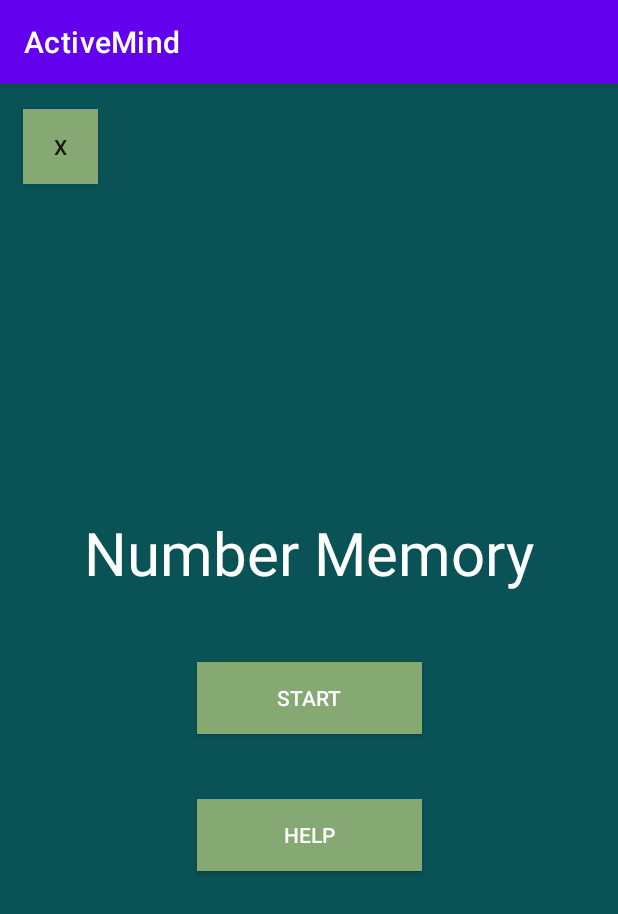
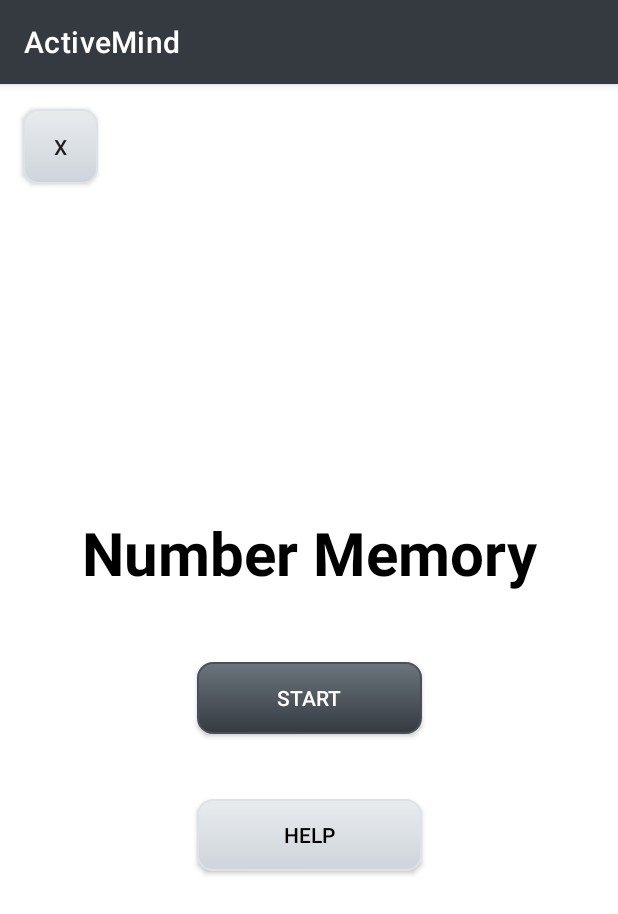
Before and after one commit to mtrhorange/ActiveMind, an Android app: the NumberMemoryActivity screen opened directly, with no data from a screen before it, on a phone screen of 412 x 824 dp. Shown: the top 914 px of the screen. Run offline under Robolectric (Android 15) with nearby library versions, the phone set to English and light mode, and no system bars.

Commit message:
add color

```diff
--- /dev/null
+++ b/app/src/main/res/drawable/my_button_active.xml
@@ -0,0 +1,24 @@
+<?xml version="1.0" encoding="utf-8"?>
+<selector xmlns:android="http://schemas.android.com/apk/res/android" >
+    <item android:state_pressed="true" >
+        <shape android:shape="rectangle"  >
+            <corners android:radius="10dip" />
+            <stroke android:width="1dip" android:color="#495057" />
+            <gradient android:angle="-90" android:startColor="#6C757D" android:endColor="#343A40"  />
+        </shape>
+    </item>
+    <item android:state_focused="true">
+        <shape android:shape="rectangle"  >
+            <corners android:radius="10dip" />
+            <stroke android:width="1dip" android:color="#495057" />
+            <solid android:color="#6C757D"/>
+        </shape>
+    </item>
+    <item >
+        <shape android:shape="rectangle"  >
+            <corners android:radius="10dip" />
+            <stroke android:width="1dip" android:color="#495057" />
+            <gradient android:angle="-90" android:startColor="#6C757D" android:endColor="#343A40" />
+        </shape>
+    </item>
+</selector>
--- /dev/null
+++ b/app/src/main/res/drawable/my_button_slient.xml
@@ -0,0 +1,24 @@
+<?xml version="1.0" encoding="utf-8"?>
+<selector xmlns:android="http://schemas.android.com/apk/res/android" >
+    <item android:state_pressed="true" >
+        <shape android:shape="rectangle"  >
+            <corners android:radius="10dip" />
+            <stroke android:width="1dip" android:color="#DEE2E6" />
+            <gradient android:angle="-90" android:startColor="#E9ECEF" android:endColor="#CED4DA"  />
+        </shape>
+    </item>
+    <item android:state_focused="true">
+        <shape android:shape="rectangle"  >
+            <corners android:radius="10dip" />
+            <stroke android:width="1dip" android:color="#DEE2E6" />
+            <solid android:color="#E9ECEF"/>
+        </shape>
+    </item>
+    <item >
+        <shape android:shape="rectangle"  >
+            <corners android:radius="10dip" />
+            <stroke android:width="1dip" android:color="#DEE2E6" />
+            <gradient android:angle="-90" android:startColor="#E9ECEF" android:endColor="#CED4DA" />
+        </shape>
+    </item>
+</selector>
--- a/app/src/main/res/layout/activity_main.xml
+++ b/app/src/main/res/layout/activity_main.xml
@@ -58,7 +58,7 @@
         android:id="@+id/bottomBar"
         android:layout_width="match_parent"
         android:layout_height="70dp"
-        app:backgroundColor="@color/blue_1"
+        app:backgroundColor="@color/grey_8"
         app:layout_constraintBottom_toBottomOf="parent"
         app:layout_constraintEnd_toEndOf="parent"
         app:layout_constraintStart_toStartOf="parent"
--- a/app/src/main/res/layout/activity_number_memory.xml
+++ b/app/src/main/res/layout/activity_number_memory.xml
@@ -4,7 +4,7 @@
     xmlns:tools="http://schemas.android.com/tools"
     android:layout_width="match_parent"
     android:layout_height="match_parent"
-    android:background="@color/black_blue_1"
+    android:background="@color/white"
     tools:context=".games.NumberMemoryActivity">
 
     <androidx.constraintlayout.widget.ConstraintLayout
@@ -20,7 +20,8 @@
             android:layout_alignParentTop="true"
             android:layout_centerHorizontal="true"
             android:text="@string/numbergame_title"
-            android:textColor="@color/white"
+            android:textStyle="bold"
+            android:textColor="@color/black"
             android:textSize="40sp"
             app:layout_constraintBottom_toBottomOf="parent"
             app:layout_constraintEnd_toEndOf="parent"
@@ -33,7 +34,7 @@
             android:layout_width="150dp"
             android:layout_height="wrap_content"
             android:text="@string/text_start"
-            android:background="@color/green_1"
+            android:background="@drawable/my_button_active"
             android:textColor="#FFFFFF"
             app:layout_constraintBottom_toBottomOf="parent"
             app:layout_constraintEnd_toEndOf="parent"
@@ -47,8 +48,8 @@
             android:layout_width="150dp"
             android:layout_height="wrap_content"
             android:text="@string/text_help"
-            android:background="@color/green_1"
-            android:textColor="#FFFFFF"
+            android:background="@drawable/my_button_slient"
+            android:textColor="@color/black"
             app:layout_constraintBottom_toBottomOf="parent"
             app:layout_constraintEnd_toEndOf="parent"
             app:layout_constraintHorizontal_bias="0.5"
@@ -70,7 +71,7 @@
             android:layout_alignParentTop="true"
             android:layout_centerHorizontal="true"
             android:text="@string/text_number"
-            android:textColor="#A4C639"
+            android:textColor="@color/black"
             android:textSize="20sp"
             app:layout_constraintBottom_toTopOf="@+id/numberText"
             app:layout_constraintEnd_toEndOf="parent"
@@ -86,7 +87,7 @@
             android:layout_alignParentTop="true"
             android:layout_centerHorizontal="true"
             android:text="@string/num_holder"
-            android:textColor="@color/white"
+            android:textColor="@color/black"
             android:textSize="40sp"
             app:layout_constraintBottom_toBottomOf="parent"
             app:layout_constraintEnd_toEndOf="parent"
@@ -100,7 +101,7 @@
             android:layout_width="187dp"
             android:layout_height="25dp"
             android:progress="100"
-            android:progressTint="@color/blue_1"
+            android:progressTint="@color/black_blue_1"
             app:layout_constraintBottom_toBottomOf="parent"
             app:layout_constraintEnd_toEndOf="parent"
             app:layout_constraintStart_toStartOf="parent"
@@ -123,7 +124,7 @@
             android:layout_alignParentTop="true"
             android:layout_centerHorizontal="true"
             android:text="What was the number?"
-            android:textColor="@color/white"
+            android:textColor="@color/black"
             android:textSize="30sp"
             app:layout_constraintBottom_toTopOf="@+id/answerView"
             app:layout_constraintEnd_toEndOf="parent"
@@ -138,7 +139,7 @@
             android:layout_alignParentTop="true"
             android:layout_centerHorizontal="true"
             android:text="Press button to submit"
-            android:textColor="@color/white"
+            android:textColor="@color/black"
             android:textSize="18sp"
             app:layout_constraintBottom_toTopOf="@+id/answerView"
             app:layout_constraintEnd_toEndOf="parent"
@@ -183,7 +184,7 @@
             android:layout_height="wrap_content"
             android:layout_below="@+id/pressBtnText"
             android:layout_alignParentLeft="true"
-            android:background="@color/green_1"
+            android:background="@drawable/my_button_active"
             android:text="@string/text_submit"
             android:textColor="#FFFFFF"
             app:layout_constraintBottom_toBottomOf="parent"
@@ -198,7 +199,7 @@
             android:layout_height="45dp"
             android:layout_below="@+id/pressBtnText"
             android:layout_alignParentStart="true"
-            android:background="@color/green_1"
+            android:background="@drawable/my_button_active"
             android:text="1"
             android:textSize="22sp"
             android:textColor="#FFFFFF"
@@ -215,7 +216,7 @@
             android:layout_height="45dp"
             android:layout_below="@+id/pressBtnText"
             android:layout_alignParentStart="true"
-            android:background="@color/green_1"
+            android:background="@drawable/my_button_active"
             android:text="2"
             android:textSize="22sp"
             android:textColor="#FFFFFF"
@@ -232,7 +233,7 @@
             android:layout_height="45dp"
             android:layout_below="@+id/pressBtnText"
             android:layout_alignParentStart="true"
-            android:background="@color/green_1"
+            android:background="@drawable/my_button_active"
             android:text="3"
             android:textSize="22sp"
             android:textColor="#FFFFFF"
@@ -249,7 +250,7 @@
             android:layout_height="45dp"
             android:layout_below="@+id/pressBtnText"
             android:layout_alignParentStart="true"
-            android:background="@color/green_1"
+            android:background="@drawable/my_button_active"
             android:text="4"
             android:textSize="22sp"
             android:textColor="#FFFFFF"
@@ -266,7 +267,7 @@
             android:layout_height="45dp"
             android:layout_below="@+id/pressBtnText"
             android:layout_alignParentStart="true"
-            android:background="@color/green_1"
+            android:background="@drawable/my_button_active"
             android:text="5"
             android:textSize="22sp"
             android:textColor="#FFFFFF"
@@ -283,7 +284,7 @@
             android:layout_height="45dp"
             android:layout_below="@+id/pressBtnText"
             android:layout_alignParentStart="true"
-            android:background="@color/green_1"
+            android:background="@drawable/my_button_active"
             android:text="6"
             android:textSize="22sp"
             android:textColor="#FFFFFF"
@@ -300,7 +301,7 @@
             android:layout_height="45dp"
             android:layout_below="@+id/pressBtnText"
             android:layout_alignParentStart="true"
-            android:background="@color/green_1"
+            android:background="@drawable/my_button_active"
             android:text="7"
             android:textSize="22sp"
             android:textColor="#FFFFFF"
@@ -317,7 +318,7 @@
             android:layout_height="45dp"
             android:layout_below="@+id/pressBtnText"
             android:layout_alignParentStart="true"
-            android:background="@color/green_1"
+            android:background="@drawable/my_button_active"
             android:text="8"
             android:textSize="22sp"
             android:textColor="#FFFFFF"
@@ -334,7 +335,7 @@
             android:layout_height="45dp"
             android:layout_below="@+id/pressBtnText"
             android:layout_alignParentStart="true"
-            android:background="@color/green_1"
+            android:background="@drawable/my_button_active"
             android:text="9"
             android:textSize="22sp"
             android:textColor="#FFFFFF"
@@ -361,7 +362,7 @@
             android:layout_alignParentTop="true"
             android:layout_centerHorizontal="true"
             android:text="@string/text_gameOver"
-            android:textColor="@color/white"
+            android:textColor="@color/black"
             android:textSize="34sp"
             android:visibility="invisible"
             app:layout_constraintBottom_toTopOf="@+id/numberResultText"
@@ -378,7 +379,7 @@
             android:layout_alignParentTop="true"
             android:layout_centerHorizontal="true"
             android:text="@string/text_number"
-            android:textColor="@color/white"
+            android:textColor="@color/black"
             android:textSize="20sp"
             app:layout_constraintBottom_toBottomOf="parent"
             app:layout_constraintEnd_toEndOf="parent"
@@ -394,7 +395,7 @@
             android:layout_alignParentTop="true"
             android:layout_centerHorizontal="true"
             android:text="@string/num_holder"
-            android:textColor="@color/white"
+            android:textColor="@color/black"
             android:textSize="20sp"
             app:layout_constraintBottom_toBottomOf="parent"
             app:layout_constraintEnd_toEndOf="parent"
@@ -409,7 +410,7 @@
             android:layout_alignParentTop="true"
             android:layout_centerHorizontal="true"
             android:text="@string/text_answer"
-            android:textColor="@color/white"
+            android:textColor="@color/black"
             android:textSize="20sp"
             app:layout_constraintBottom_toBottomOf="parent"
             app:layout_constraintEnd_toEndOf="parent"
@@ -424,7 +425,7 @@
             android:layout_alignParentTop="true"
             android:layout_centerHorizontal="true"
             android:text="@string/num_holder"
-            android:textColor="@color/white"
+            android:textColor="@color/black"
             android:textSize="20sp"
             app:layout_constraintBottom_toBottomOf="parent"
             app:layout_constraintEnd_toEndOf="parent"
@@ -439,7 +440,7 @@
             android:layout_alignParentTop="true"
             android:layout_centerHorizontal="true"
             android:text="@string/level_holder"
-            android:textColor="@color/white"
+            android:textColor="@color/black"
             android:textSize="40sp"
             app:layout_constraintBottom_toBottomOf="parent"
             app:layout_constraintEnd_toEndOf="parent"
@@ -453,7 +454,7 @@
             android:layout_width="wrap_content"
             android:layout_height="wrap_content"
             android:layout_alignParentLeft="true"
-            android:background="@color/white"
+            android:background="@drawable/my_button_active"
             android:text="@string/text_next"
             android:textColor="#FFFFFF"
             app:layout_constraintBottom_toBottomOf="parent"
@@ -475,7 +476,7 @@
             style="@style/Widget.AppCompat.Button"
             android:layout_width="50dp"
             android:layout_height="50dp"
-            android:background="@color/green_1"
+            android:background="@drawable/my_button_slient"
             android:text="X"
             app:layout_constraintBottom_toBottomOf="parent"
             app:layout_constraintEnd_toEndOf="parent"
@@ -491,7 +492,7 @@
             android:layout_weight="1"
             android:gravity="center"
             android:text="@string/help_numberGame"
-            android:textColor="@color/color_white"
+            android:textColor="@color/black"
             android:textSize="24sp"
             app:layout_constraintBottom_toBottomOf="parent"
             app:layout_constraintEnd_toEndOf="parent"
@@ -506,7 +507,7 @@
         android:id="@+id/exitBtn"
         android:layout_width="50dp"
         android:layout_height="50dp"
-        android:background="@color/green_1"
+        android:background="@drawable/my_button_slient"
         android:text="X"
         style="@style/Widget.AppCompat.Button"
         app:layout_constraintBottom_toBottomOf="parent"
--- a/app/src/main/res/layout/app_bar_main.xml
+++ b/app/src/main/res/layout/app_bar_main.xml
@@ -10,12 +10,11 @@
         android:layout_width="match_parent"
         android:layout_height="wrap_content"
         android:theme="@style/Theme.ActiveMind.AppBarOverlay">
-
         <androidx.appcompat.widget.Toolbar
             android:id="@+id/toolbar"
             android:layout_width="match_parent"
             android:layout_height="?attr/actionBarSize"
-            android:background="?attr/colorPrimary"
+            android:background="#343A40"
             app:popupTheme="@style/Theme.ActiveMind.PopupOverlay" />
 
     </com.google.android.material.appbar.AppBarLayout>
--- a/app/src/main/res/values/styles.xml
+++ b/app/src/main/res/values/styles.xml
@@ -1,5 +1,4 @@
 <resources>
-
     <style name="Widget.Theme.ActiveMind.ButtonBar.Fullscreen" parent="">
         <item name="android:background">@color/black_overlay</item>
         <item name="android:buttonBarStyle">?android:attr/buttonBarStyle</item>
--- a/app/src/main/res/values/themes.xml
+++ b/app/src/main/res/values/themes.xml
@@ -2,15 +2,15 @@
     <!-- Base application theme. -->
     <style name="Theme.ActiveMind" parent="Theme.MaterialComponents.DayNight.DarkActionBar">
         <!-- Primary brand color. -->
-        <item name="colorPrimary">@color/purple_500</item>
-        <item name="colorPrimaryVariant">@color/purple_700</item>
-        <item name="colorOnPrimary">@color/white</item>
+        <item name="colorPrimary">@color/grey_8</item>
+        <item name="colorPrimaryVariant">@color/grey_9</item>
+        <item name="colorOnPrimary">@color/black</item>
         <!-- Secondary brand color. -->
-        <item name="colorSecondary">@color/teal_200</item>
-        <item name="colorSecondaryVariant">@color/teal_700</item>
+        <item name="colorSecondary">@color/grey_8</item>
+        <item name="colorSecondaryVariant">@color/grey_9</item>
         <item name="colorOnSecondary">@color/black</item>
         <!-- Status bar color. -->
-        <item name="android:statusBarColor" tools:targetApi="l">?attr/colorPrimaryVariant</item>
+        <item name="android:statusBarColor" tools:targetApi="l">@color/grey_8</item>
         <!-- Customize your theme here. -->
     </style>
 
```
Also changed, not shown: app/src/main/res/layout/activity_end_number_game.xml (+8 -5 lines), app/src/main/res/layout/activity_end_sequence.xml (+8 -5 lines), app/src/main/res/layout/activity_end_word.xml (+8 -5 lines), app/src/main/res/layout/fragment_new_home.xml (+8 -8 lines), app/src/main/res/values/colors.xml (+10 -0 lines).
